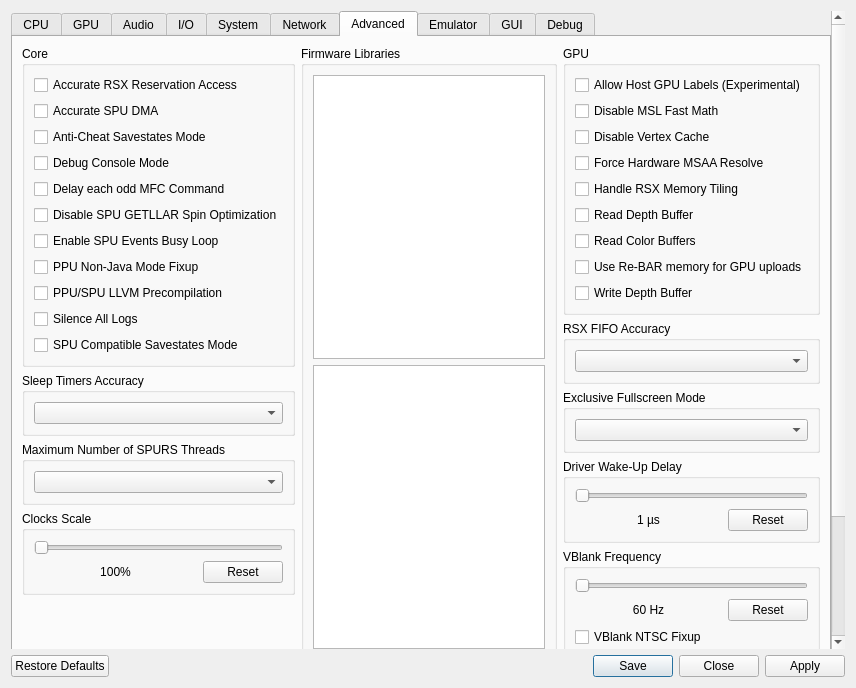
Qt form rpcs3/rpcs3qt/settings_dialog.ui (RPCS3/rpcs3) before a commit.
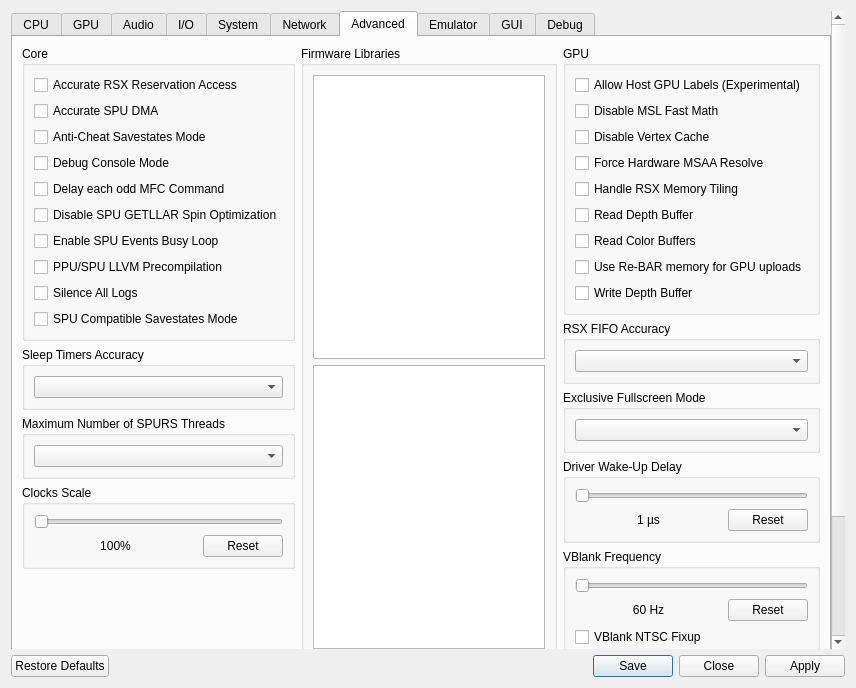
The same form after that commit. The open tabs and pages were chosen to show the change. Icons and pictures are not drawn.

Commit message: ui: Move PPU Non-Java Fixup to debug

Diff of the .ui file:
```diff
--- a/rpcs3/rpcs3qt/settings_dialog.ui
+++ b/rpcs3/rpcs3qt/settings_dialog.ui
@@ -2463,13 +2463,6 @@
                  </property>
                 </widget>
                </item>
-               <item>
-                <widget class="QCheckBox" name="ppuNJFixup">
-                 <property name="text">
-                  <string>PPU Non-Java Mode Fixup</string>
-                 </property>
-                </widget>
-               </item>
                <item>
                 <widget class="QCheckBox" name="llvmPrecompilation">
                  <property name="text">
@@ -4397,6 +4390,13 @@
                </property>
               </widget>
              </item>
+             <item>
+              <widget class="QCheckBox" name="ppuNJFixup">
+               <property name="text">
+                <string>PPU Non-Java Mode Fixup</string>
+               </property>
+              </widget>
+             </item>
              <item>
               <widget class="QCheckBox" name="accuratePPUVNAN">
                <property name="text">
```
